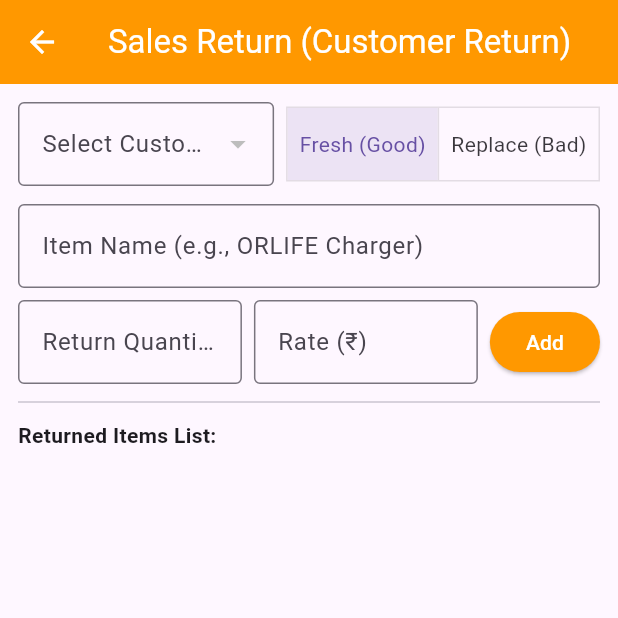
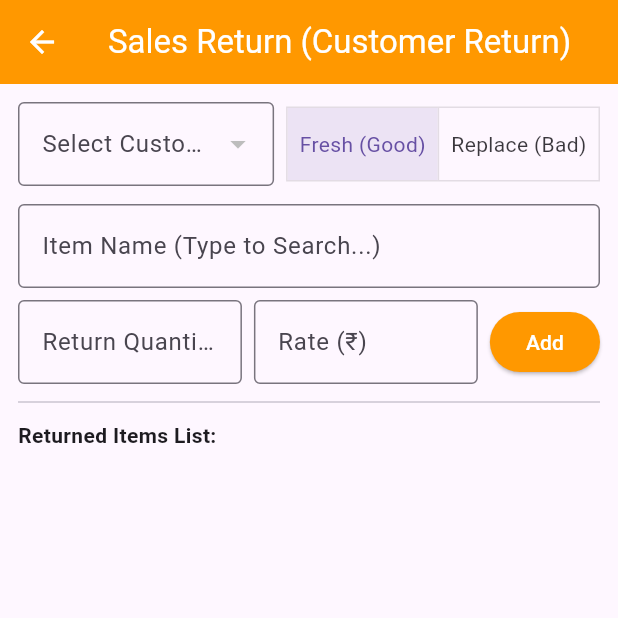
Before and after one commit to rambhera-source/Apna-Khata-, a Flutter app: the SalesReturnScreen screen opened directly, after a tap on "Add", on a phone screen of 412 x 824 dp, the top half of it. Run offline on Flutter 3.47's test engine with Material 3 defaults, Android fonts, the phone set to English and light mode, and no system bars; our stand-ins replace isar; accounts and stored records are empty; generated files the repository leaves out were written again; statements that could not run were skipped.

Commit message:
Update sales_return_screen.dart

```diff
--- a/lib/screens/sales_return_screen.dart
+++ b/lib/screens/sales_return_screen.dart
@@ -14,25 +14,23 @@ class SalesReturnScreen extends StatefulWidget {
 class _SalesReturnScreenState extends State<SalesReturnScreen> {
   List<Party> _parties = [];
   Party? _selectedParty;
+  List<String> _availableItems = [];
 
   final _itemController = TextEditingController();
   final _qtyController = TextEditingController();
   final _rateController = TextEditingController();
 
-  final FocusNode _itemFocusNode = FocusNode();
   final FocusNode _qtyFocusNode = FocusNode();
   final FocusNode _rateFocusNode = FocusNode();
 
-  String _stockType = 'fresh'; // 'fresh' ya 'replacement'
-
-  // Is party ki pichhli sales history jo item type karne par dikhegi
+  String _stockType = 'fresh';
   List<Map<String, dynamic>> _partySalesHistory = [];
+  final List<Map<String, dynamic>> _returnItems = [];
 
   @override
   void initState() {
     super.initState();
-    _loadParties();
-    _itemController.addListener(_onItemNameChanged);
+    _loadInitialData();
   }
 
   @override
@@ -40,57 +38,36 @@ class _SalesReturnScreenState extends State<SalesReturnScreen> {
     _itemController.dispose();
     _qtyController.dispose();
     _rateController.dispose();
-    _itemFocusNode.dispose();
     _qtyFocusNode.dispose();
     _rateFocusNode.dispose();
     super.dispose();
   }
 
-  Future<void> _loadParties() async {
+  Future<void> _loadInitialData() async {
     final parties = await DatabaseHelper.isar.parties.where().findAll();
+    final inventoryStocks = await DatabaseHelper.isar.inventoryStocks.where().findAll();
+    final Set<String> uniqueItems = inventoryStocks.map((e) => e.itemName).toSet();
+
     setState(() {
       _parties = parties;
       if (parties.isNotEmpty) _selectedParty = parties.first;
+      _availableItems = uniqueItems.toList();
     });
   }
 
-  // Jab dukaandar item name type karega, toh is selected party ki pichhli sales history aayegi
-  void _onItemNameChanged() {
-    final typedItem = _itemController.text.trim();
+  void _onItemNameSelected(String typedItem) {
     if (typedItem.length < 2 || _selectedParty == null) {
       setState(() => _partySalesHistory = []);
       return;
     }
 
-    // Yahan hum sample sales history dikha rahe hain jo batayegi ki is party ko yeh item kis rate mein gaya tha
     setState(() {
       _partySalesHistory = [
         {'date': '10/08/2026', 'billNo': 'INV/040', 'name': typedItem, 'rate': 250.0},
         {'date': '25/07/2026', 'billNo': 'INV/025', 'name': typedItem, 'rate': 250.0},
-        {'date': '12/07/2026', 'billNo': 'INV/018', 'name': typedItem, 'rate': 240.0},
       ];
     });
   }
-
-  void _addItemToReturn() {
-    final itemName = _itemController.text.trim();
-    final qty = double.tryParse(_qtyController.text) ?? 0.0;
-    final rate = double.tryParse(_rateController.text) ?? 0.0;
-
-    if (itemName.isEmpty || qty <= 0 || rate <= 0) {
-      ScaffoldMessenger.of(context).showSnackBar(
-        const SnackBar(content: Text('Kripya item name, qty aur rate sahi se bharein!')),
-      );
-      return;
-    }
-
-    setState(() {
-      // Return items list mein add karna (hamari purani list ke mutabiq)
-      // Yahan hum local state ya map use kar rahe hain
-    });
-  }
-
-  final List<Map<String, dynamic>> _returnItems = [];
 
   void _addItemToList() {
     final itemName = _itemController.text.trim();
@@ -116,8 +93,6 @@ class _SalesReturnScreenState extends State<SalesReturnScreen> {
       _rateController.clear();
       _partySalesHistory = [];
     });
-
-    FocusScope.of(context).requestFocus(_itemFocusNode);
   }
 
   Future<void> _saveSalesReturn() async {
@@ -141,7 +116,7 @@ class _SalesReturnScreenState extends State<SalesReturnScreen> {
             .findFirst();
 
         if (stockRecord != null) {
-          stockRecord.quantity += returnQty; // Return aane par stock mein PLUS
+          stockRecord.quantity += returnQty;
           await DatabaseHelper.isar.inventoryStocks.put(stockRecord);
         } else {
           var newStock = InventoryStock()
@@ -209,20 +184,41 @@ class _SalesReturnScreenState extends State<SalesReturnScreen> {
             ),
             const SizedBox(height: 12),
 
-            // Item Input Field
-            TextField(
-              controller: _itemController,
-              focusNode: _itemFocusNode,
-              decoration: const InputDecoration(
-                labelText: 'Item Name (e.g., ORLIFE Charger)',
-                border: OutlineInputBorder(),
-              ),
-              onSubmitted: (_) {
+            // AUTO-COMPLETE ITEM SEARCH WIDGET
+            Autocomplete<String>(
+              optionsBuilder: (TextEditingValue textEditingValue) {
+                if (textEditingValue.text.isEmpty) {
+                  return const Iterable<String>.empty();
+                }
+                return _availableItems.where((String item) {
+                  return item.toLowerCase().contains(textEditingValue.text.toLowerCase());
+                });
+              },
+              onSelected: (String selection) {
+                _itemController.text = selection;
+                _onItemNameSelected(selection);
                 FocusScope.of(context).requestFocus(_qtyFocusNode);
+              },
+              fieldViewBuilder: (context, controller, focusNode, onFieldSubmitted) {
+                return TextField(
+                  controller: controller,
+                  focusNode: focusNode,
+                  decoration: const InputDecoration(
+                    labelText: 'Item Name (Type to Search...)',
+                    border: OutlineInputBorder(),
+                  ),
+                  onChanged: (val) {
+                    _itemController.text = val;
+                    _onItemNameSelected(val);
+                  },
+                  onSubmitted: (_) {
+                    FocusScope.of(context).requestFocus(_qtyFocusNode);
+                  },
+                );
               },
             ),
 
-            // 📜 SCROLLABLE PARTY HISTORY DROPBOX (Sirf isi party ka pichhla rate/bill dikhega)
+            // SCROLLABLE HISTORY BOX
             if (_partySalesHistory.isNotEmpty)
               Container(
                 margin: const EdgeInsets.only(top: 4, bottom: 8),
@@ -232,7 +228,7 @@ class _SalesReturnScreenState extends State<SalesReturnScreen> {
                   border: Border.all(color: Colors.orange.shade200),
                   borderRadius: BorderRadius.circular(4),
                 ),
-                constraints: const BoxConstraints(maxHeight: 150), // Max 5 lines view, excess par scroll
+                constraints: const BoxConstraints(maxHeight: 150),
                 child: Scrollbar(
                   thumbVisibility: true,
                   child: ListView.builder(
@@ -242,7 +238,6 @@ class _SalesReturnScreenState extends State<SalesReturnScreen> {
                       final h = _partySalesHistory[index];
                       return InkWell(
                         onTap: () {
-                          // Click karte hi original rate automatic rate box mein set ho jayega
                           setState(() {
                             _rateController.text = h['rate'].toString();
                           });
@@ -277,7 +272,6 @@ class _SalesReturnScreenState extends State<SalesReturnScreen> {
                     keyboardType: TextInputType.number,
                     decoration: const InputDecoration(labelText: 'Return Quantity', border: OutlineInputBorder()),
                     onSubmitted: (_) {
-                      FocusScope.of(context),
                       FocusScope.of(context).requestFocus(_rateFocusNode);
                     },
                   ),
```
